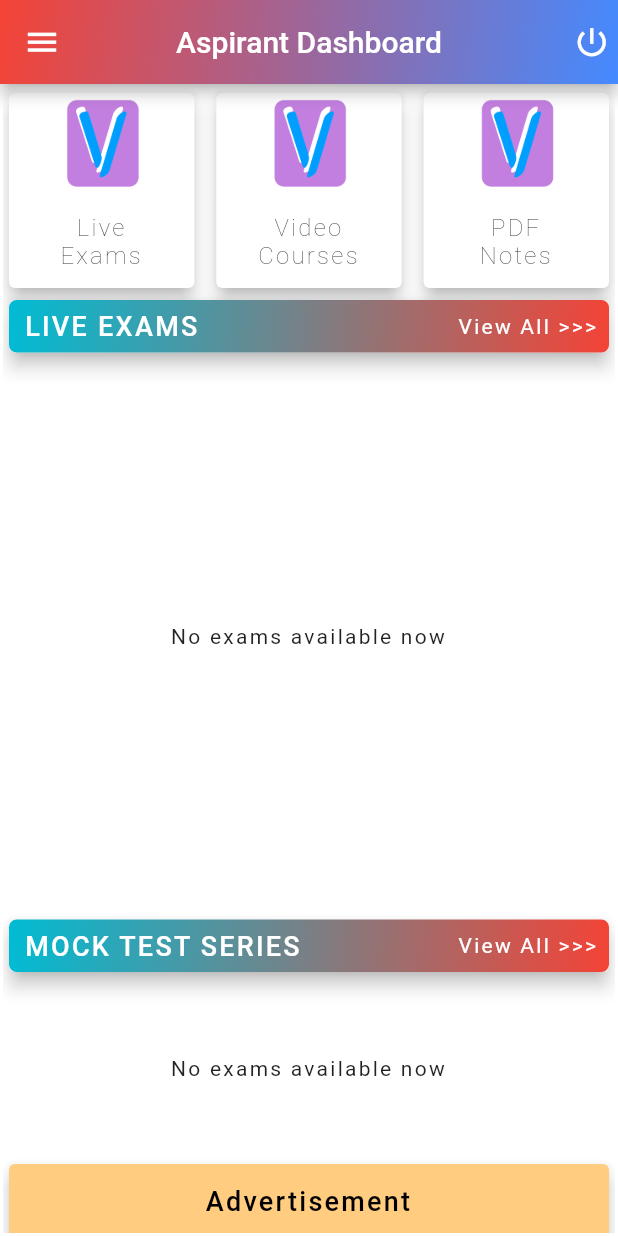
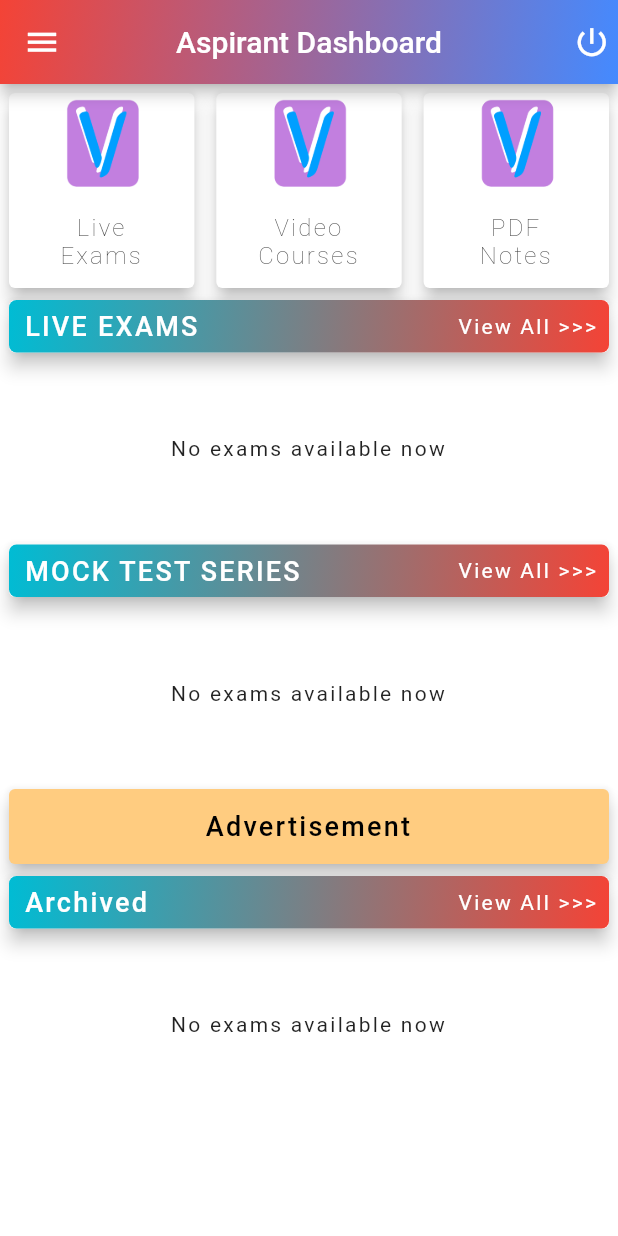
Before and after one commit to DevarajBiradar01/SVApps, a Flutter app: the UserHome screen opened directly, on a phone screen of 412 x 824 dp. Run offline on Flutter 3.47's test engine with Material 2 defaults, Android fonts, the phone set to English and light mode, and no system bars; our stand-ins replace cloud_firestore, device_info_plus, file_picker, firebase_auth, firebase_core, firebase_storage and 4 more; missing offline and left inert: syncfusion_flutter_pdfviewer, ui_components_library; accounts and stored records are empty; network calls fail.

Commit message:
Fixed issues

```diff
--- a/lib/user/utils/widgets.dart
+++ b/lib/user/utils/widgets.dart
@@ -75,7 +75,7 @@
   return InkWell(
     onTap: onTap,
     child: Container(
-      width: MediaQuery.of(context).size.width * 0.25,
+      width: MediaQuery.of(context).size.width * 0.35,
       height: 40,
       decoration: BoxDecoration(
         borderRadius: BorderRadius.circular(10),
--- a/lib/user/views/test_screen.dart
+++ b/lib/user/views/test_screen.dart
@@ -98,7 +98,7 @@
                               ? '(Mark your answers below)'
                               : '(Check results below)'),
                           Container(
-                            margin: EdgeInsets.all(8),
+                            margin: const EdgeInsets.all(8),
                             decoration: BoxDecoration(
                               borderRadius: BorderRadius.circular(5),
                               border: Border.all(color: Colors.red, width: 2),
--- a/lib/user/views/user_home.dart
+++ b/lib/user/views/user_home.dart
@@ -86,17 +86,43 @@
                 ),
               ),
             ),
-            SizedBox(
+            StreamBuilder<QuerySnapshot>(
+              stream: FirebaseFirestore.instance
+                  .collection('test')
+                  .where('endDate',
+                      isGreaterThanOrEqualTo: getTodayDateTimeStamp())
+                  .snapshots(),
+              builder: (context, snapshot) {
+                if (snapshot.hasData) {
+                  if (snapshot.data!.docs.length > 0) {
+                    return SizedBox(
                         child: TestCard(
                           limit: 2,
                           query: FirebaseFirestore.instance
                               .collection('test')
                               .where('endDate',
-                          isGreaterThanOrEqualTo: getTodayDateTimeStamp())
+                                  isGreaterThanOrEqualTo:
+                                      getTodayDateTimeStamp())
                               .limit(2)
                               .snapshots(),
                         ),
-                height: 370),
+                        height: snapshot.data!.docs.length > 2 ? 370 : 185);
+                  } else {
+                    return const SizedBox(
+                      height: 120,
+                      child: Center(
+                        child: Text(
+                          "No exams available now",
+                          textAlign: TextAlign.center,
+                        ),
+                      ),
+                    );
+                  }
+                } else {
+                  return const Center(child: Text("No data"));
+                }
+              },
+            ),
             HeaderCard(
               title: 'MOCK TEST SERIES',
               onTap: () => NavigationManager.navigateTo(
@@ -125,17 +151,43 @@
                 ),
               ),
             ),
-            SizedBox(
+            StreamBuilder<QuerySnapshot>(
+              stream: FirebaseFirestore.instance
+                  .collection('test')
+                  .where('endDate', isLessThan: getTodayDateTimeStamp())
+                  .orderBy('endDate', descending: true)
+                  .snapshots(),
+              builder: (context, snapshot) {
+                if (snapshot.hasData) {
+                  if (snapshot.data!.docs.length > 0) {
+                    return SizedBox(
                         child: TestCard(
                           limit: 2,
                           query: FirebaseFirestore.instance
                               .collection('test')
-                      .where('endDate', isLessThan: getTodayDateTimeStamp())
+                              .where('endDate',
+                                  isLessThan: getTodayDateTimeStamp())
                               .orderBy('endDate', descending: true)
                               .limit(2)
                               .snapshots(),
                         ),
-                height: 370),
+                        height: snapshot.data!.docs.length > 2 ? 370 : 185);
+                  } else {
+                    return const SizedBox(
+                      height: 120,
+                      child: Center(
+                        child: Text(
+                          "No exams available now",
+                          textAlign: TextAlign.center,
+                        ),
+                      ),
+                    );
+                  }
+                } else {
+                  return const Center(child: Text("No data"));
+                }
+              },
+            ),
           ],
         ),
       ),
--- a/lib/utils/utilities.dart
+++ b/lib/utils/utilities.dart
@@ -92,6 +92,7 @@
 showProgress(BuildContext context) {
   return showDialog(
     context: context,
+    barrierDismissible: false,
     builder: (context) => AlertDialog(
       contentPadding: const EdgeInsets.all(0),
       content: Container(
--- a/pubspec.yaml
+++ b/pubspec.yaml
@@ -15,7 +15,7 @@
 # In iOS, build-name is used as CFBundleShortVersionString while build-number used as CFBundleVersion.
 # Read more about iOS versioning at
 # https://developer.apple.com/library/archive/documentation/General/Reference/InfoPlistKeyReference/Articles/CoreFoundationKeys.html
-version: 1.0.0+1
+version: 1.0.2
 
 environment:
   sdk: ">=2.16.0-85.0.dev <3.0.0"
@@ -57,6 +57,7 @@
   flutter_countdown_timer: ^4.1.0
   advance_pdf_viewer: ^2.0.1
   youtube_player_flutter: ^8.0.0
+  badges: ^2.0.2
 
 
 
```
Also changed, not shown: lib/user/view_models/test_screen_vm.dart (+57 -0 lines), lib/user/views/ranks.dart (added, +163 -0 lines), lib/user/views/result_sheet.dart (+41 -33 lines), lib/widgets/test_card.dart (+59 -13 lines), pubspec.lock, 1 other file. Lines whose indentation alone changed are shown as unchanged.
